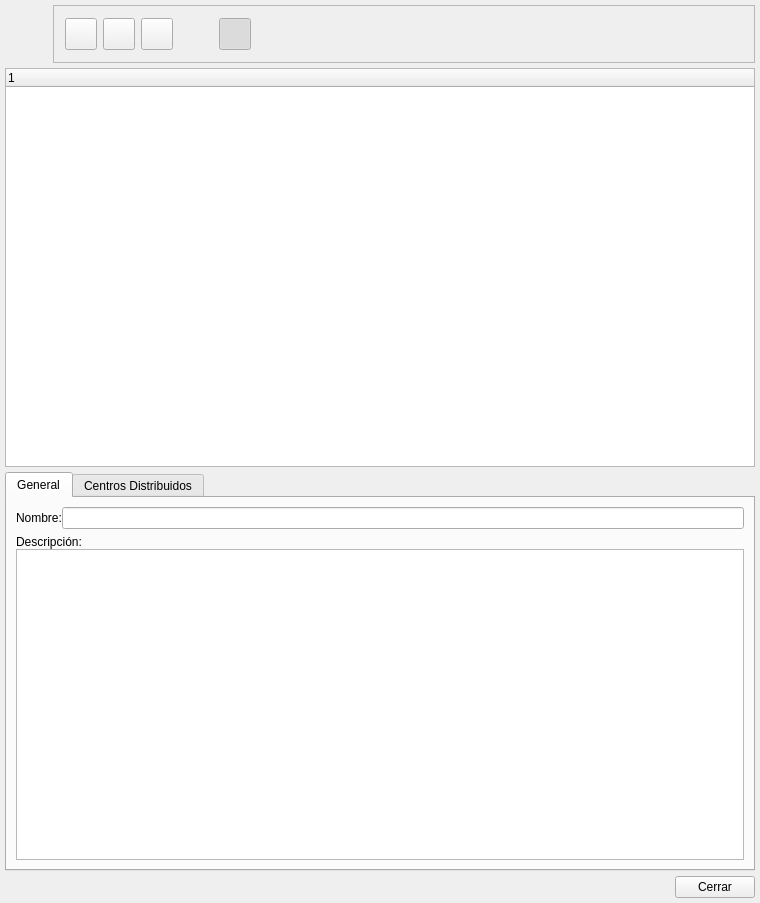
First picture: the form in bulmages/bulmacont/src/ccostebase.ui, repository eboladev/Bulmages-1, before the edit.
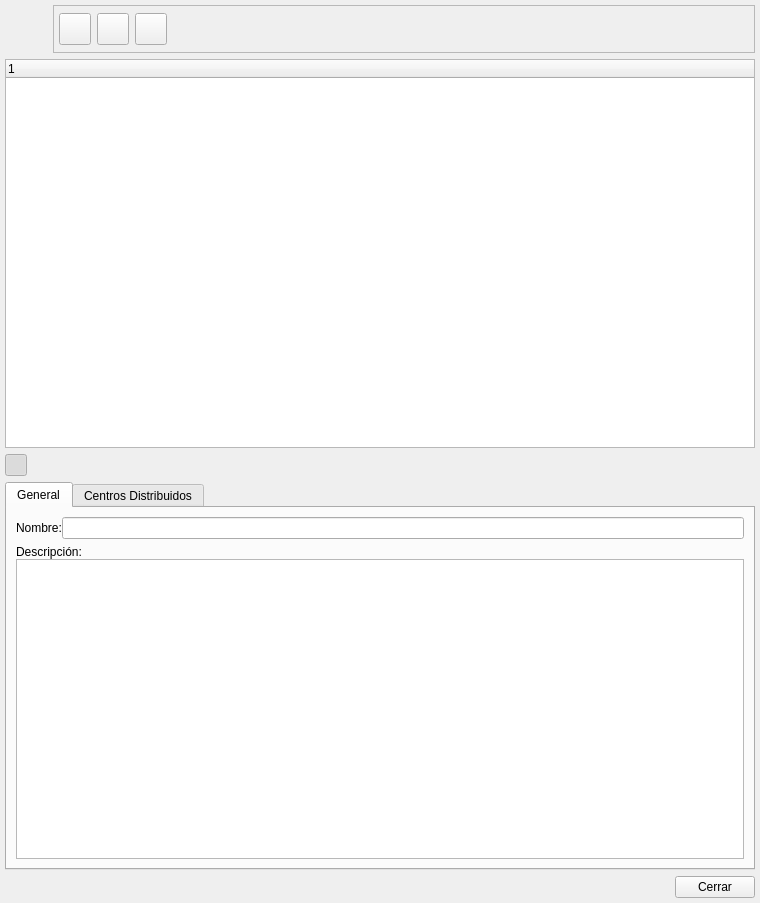
Second picture: the form after the edit. Icons and pictures are not drawn. Custom widgets are drawn as their Qt base class.

Commit message: Corrijo la ventana de centros de coste de bulmacont que no ocultaba el detalle bien. Arreglo un problema en la lectura de configuraciones que en lugar de buscar bulmacont_XXX.conf buscaba bulmages_XXX.conf (Ahora las configuraciones especificas para contabilidades siguen el standar.

What changed in the file:
```diff
--- a/bulmages/bulmacont/src/ccostebase.ui
+++ b/bulmages/bulmacont/src/ccostebase.ui
@@ -19,7 +19,13 @@
    <property name="margin" >
     <number>5</number>
    </property>
-   <property name="spacing" >
+   <property name="topMargin" >
+    <number>5</number>
+   </property>
+   <property name="rightMargin" >
+    <number>5</number>
+   </property>
+   <property name="bottomMargin" >
     <number>5</number>
    </property>
    <item>
@@ -61,10 +67,22 @@
         <enum>QFrame::Raised</enum>
        </property>
        <layout class="QGridLayout" >
-        <property name="margin" >
-         <number>11</number>
+        <property name="leftMargin" >
+         <number>5</number>
         </property>
-        <property name="spacing" >
+        <property name="topMargin" >
+         <number>5</number>
+        </property>
+        <property name="rightMargin" >
+         <number>5</number>
+        </property>
+        <property name="bottomMargin" >
+         <number>5</number>
+        </property>
+        <property name="horizontalSpacing" >
+         <number>6</number>
+        </property>
+        <property name="verticalSpacing" >
          <number>6</number>
         </property>
         <item row="0" column="0" >
@@ -160,65 +178,6 @@
           </property>
          </widget>
         </item>
-        <item row="0" column="3" >
-         <spacer>
-          <property name="orientation" >
-           <enum>Qt::Horizontal</enum>
-          </property>
-          <property name="sizeType" >
-           <enum>QSizePolicy::Fixed</enum>
-          </property>
-          <property name="sizeHint" >
-           <size>
-            <width>40</width>
-            <height>20</height>
-           </size>
-          </property>
-         </spacer>
-        </item>
-        <item row="0" column="4" >
-         <widget class="QToolButton" name="mui_detalles" >
-          <property name="minimumSize" >
-           <size>
-            <width>32</width>
-            <height>32</height>
-           </size>
-          </property>
-          <property name="maximumSize" >
-           <size>
-            <width>32</width>
-            <height>32</height>
-           </size>
-          </property>
-          <property name="toolTip" >
-           <string>Ocultar Detalle</string>
-          </property>
-          <property name="whatsThis" >
-           <string>Ocultar Detalle</string>
-          </property>
-          <property name="text" >
-           <string/>
-          </property>
-          <property name="icon" >
-           <iconset resource="../../bulmages.qrc" >:/BulmaCont32x32/images/png/i_tuxPeq.png</iconset>
-          </property>
-          <property name="iconSize" >
-           <size>
-            <width>32</width>
-            <height>32</height>
-           </size>
-          </property>
-          <property name="shortcut" >
-           <string>Ctrl+B</string>
-          </property>
-          <property name="checkable" >
-           <bool>true</bool>
-          </property>
-          <property name="checked" >
-           <bool>true</bool>
-          </property>
-         </widget>
-        </item>
         <item row="0" column="5" >
          <spacer>
           <property name="orientation" >
@@ -249,6 +208,78 @@
      </column>
     </widget>
    </item>
+   <item>
+    <layout class="QHBoxLayout" >
+     <property name="spacing" >
+      <number>5</number>
+     </property>
+     <property name="leftMargin" >
+      <number>0</number>
+     </property>
+     <property name="topMargin" >
+      <number>0</number>
+     </property>
+     <property name="rightMargin" >
+      <number>0</number>
+     </property>
+     <property name="bottomMargin" >
+      <number>0</number>
+     </property>
+     <item>
+      <widget class="QToolButton" name="mui_detalles" >
+       <property name="minimumSize" >
+        <size>
+         <width>22</width>
+         <height>22</height>
+        </size>
+       </property>
+       <property name="maximumSize" >
+        <size>
+         <width>22</width>
+         <height>22</height>
+        </size>
+       </property>
+       <property name="toolTip" >
+        <string>Mostrar / Ocultar Detalle</string>
+       </property>
+       <property name="whatsThis" >
+        <string>Mostrar / Ocultar Detalle</string>
+       </property>
+       <property name="text" >
+        <string/>
+       </property>
+       <property name="icon" >
+        <iconset resource="../../bulmages.qrc" >:/Images/document-open.svg</iconset>
+       </property>
+       <property name="iconSize" >
+        <size>
+         <width>22</width>
+         <height>22</height>
+        </size>
+       </property>
+       <property name="checkable" >
+        <bool>true</bool>
+       </property>
+       <property name="checked" >
+        <bool>true</bool>
+       </property>
+      </widget>
+     </item>
+     <item>
+      <spacer>
+       <property name="orientation" >
+        <enum>Qt::Horizontal</enum>
+       </property>
+       <property name="sizeHint" >
+        <size>
+         <width>40</width>
+         <height>20</height>
+        </size>
+       </property>
+      </spacer>
+     </item>
+    </layout>
+   </item>
    <item>
     <widget class="QTabWidget" name="tabWidget" >
      <property name="currentIndex" >
@@ -259,17 +290,23 @@
        <string>General</string>
       </attribute>
       <layout class="QVBoxLayout" >
-       <property name="margin" >
-        <number>9</number>
-       </property>
        <property name="spacing" >
         <number>6</number>
        </property>
+       <property name="leftMargin" >
+        <number>9</number>
+       </property>
+       <property name="topMargin" >
+        <number>9</number>
+       </property>
+       <property name="rightMargin" >
+        <number>9</number>
+       </property>
+       <property name="bottomMargin" >
+        <number>9</number>
+       </property>
        <item>
         <layout class="QHBoxLayout" >
-         <property name="margin" >
-          <number>0</number>
-         </property>
          <property name="spacing" >
           <number>0</number>
          </property>
@@ -293,12 +330,22 @@
          <property name="spacing" >
           <number>0</number>
          </property>
+         <property name="leftMargin" >
+          <number>0</number>
+         </property>
+         <property name="topMargin" >
+          <number>0</number>
+         </property>
+         <property name="rightMargin" >
+          <number>0</number>
+         </property>
+         <property name="bottomMargin" >
+          <number>0</number>
+         </property>
          <item>
           <widget class="QLabel" name="textLabel1_2" >
            <property name="sizePolicy" >
-            <sizepolicy>
-             <hsizetype>0</hsizetype>
-             <vsizetype>0</vsizetype>
+            <sizepolicy vsizetype="Fixed" hsizetype="Fixed" >
              <horstretch>0</horstretch>
              <verstretch>0</verstretch>
             </sizepolicy>
@@ -335,12 +382,21 @@
    </item>
    <item>
     <layout class="QHBoxLayout" >
-     <property name="margin" >
-      <number>0</number>
-     </property>
      <property name="spacing" >
       <number>0</number>
      </property>
+     <property name="leftMargin" >
+      <number>0</number>
+     </property>
+     <property name="topMargin" >
+      <number>0</number>
+     </property>
+     <property name="rightMargin" >
+      <number>0</number>
+     </property>
+     <property name="bottomMargin" >
+      <number>0</number>
+     </property>
      <item>
       <spacer>
        <property name="orientation" >
```
Left out of the diff: 70 changed lines with no effect on the pictures. The commit also changes 4 other files.
